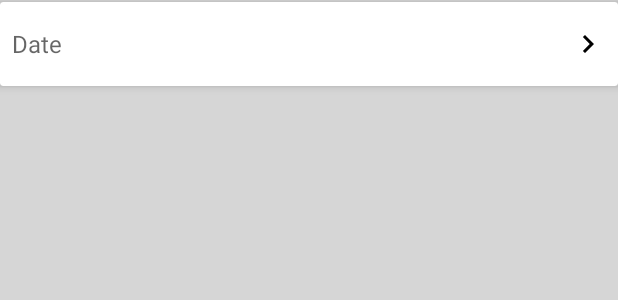
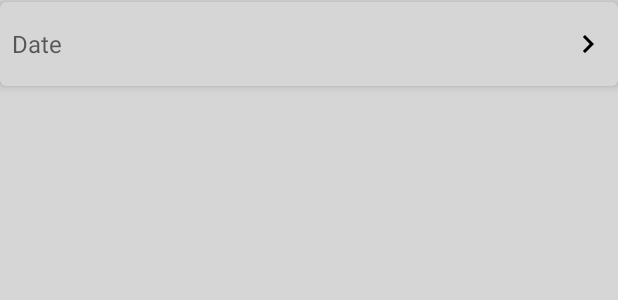
Before and after one commit to bruno13palhano/sleeptight, an Android app: the layout nap_card.xml on its own in the app's theme, with its tools: preview values and no code run, on a phone screen of 412 x 824 dp. Shown: the top 300 px of the screen. Run offline under Robolectric (Android 15) with nearby library versions, the light colour scheme and no system bars.

Commit message:
Adjusted layout

```diff
--- a/app/src/main/res/layout/baby_status_card.xml
+++ b/app/src/main/res/layout/baby_status_card.xml
@@ -7,7 +7,9 @@
         android:layout_width="match_parent"
         android:layout_height="wrap_content"
         android:layout_marginVertical="1dp"
-        app:cardCornerRadius="0dp">
+        app:cardCornerRadius="0dp"
+        app:cardBackgroundColor="?android:windowBackground"
+        app:cardElevation="4dp">
 
         <LinearLayout
             android:layout_width="match_parent"
--- a/app/src/main/res/layout/nap_card.xml
+++ b/app/src/main/res/layout/nap_card.xml
@@ -3,14 +3,12 @@
 <layout xmlns:android="http://schemas.android.com/apk/res/android"
     xmlns:app="http://schemas.android.com/apk/res-auto">
 
-    <androidx.cardview.widget.CardView
+    <com.google.android.material.card.MaterialCardView
         android:layout_width="match_parent"
         android:layout_height="wrap_content"
         android:layout_marginVertical="1dp"
-        android:clickable="true"
-        android:focusable="true"
-        android:foreground="?android:attr/selectableItemBackground"
-        app:cardElevation="4dp">
+        app:cardElevation="4dp"
+        app:cardBackgroundColor="?android:windowBackground">
 
         <TextView
             android:id="@+id/date"
@@ -23,5 +21,5 @@
             android:paddingVertical="8dp"
             android:gravity="center_vertical"
             app:drawableEndCompat="@drawable/baseline_navigate_next_24" />
-    </androidx.cardview.widget.CardView>
+    </com.google.android.material.card.MaterialCardView>
 </layout>
```
